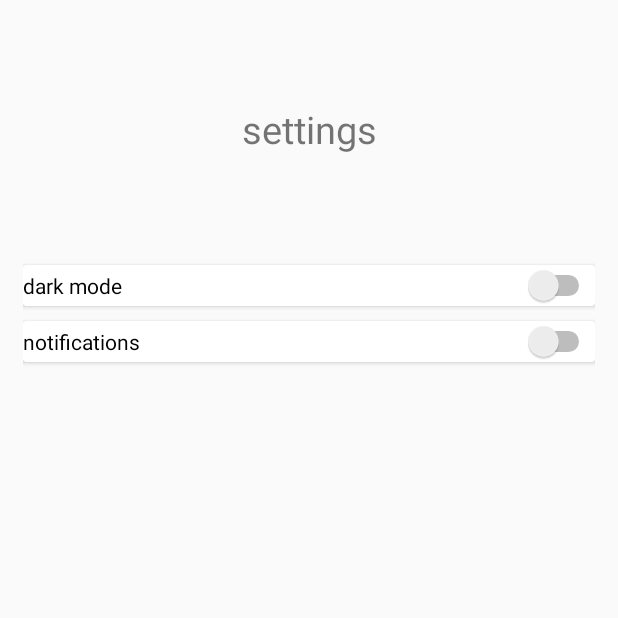
After one commit to OmerYs/Calendar-OY, an Android app: the SettingsPage screen opened directly, with no data from a screen before it, on a phone screen of 412 x 824 dp, the top half of it. The commit adds this screen. Run offline under Robolectric (Android 15) with nearby library versions, the light colour scheme and no system bars.

Commit message:
sharedprefrences

```diff
--- a/app/src/main/AndroidManifest.xml
+++ b/app/src/main/AndroidManifest.xml
@@ -9,6 +9,9 @@
         android:roundIcon="@mipmap/ic_launcher_round"
         android:supportsRtl="true"
         android:theme="@style/Theme.CalendarOY">
+        <activity
+            android:name=".SettingsPage"
+            android:exported="false" />
         <activity
             android:name=".BucketList"
             android:exported="false">
--- /dev/null
+++ b/app/src/main/java/com/example/calendar_oy/SettingsPage.java
@@ -0,0 +1,59 @@
+package com.example.calendar_oy;
+
+import androidx.appcompat.app.AppCompatActivity;
+
+import android.content.Intent;
+import android.os.Bundle;
+import android.widget.CompoundButton;
+import android.widget.Switch;
+
+import java.util.Set;
+
+public class SettingsPage extends AppCompatActivity {
+    private Switch darkModeSwitch;
+    public SharedPref sharedPref;
+
+    @Override
+    protected void onCreate(Bundle savedInstanceState) {
+        sharedPref = new SharedPref(this);
+        if (sharedPref.loadNightModeState()==true){
+            setTheme(R.style.Theme_CalendarOYDark);
+        }
+        else{
+            setTheme(R.style.Theme_CalendarOY);
+        }
+        super.onCreate(savedInstanceState);
+        setContentView(R.layout.activity_settings_page);
+
+        darkModeSwitch = findViewById(R.id.darkMode_switch);
+
+        if(sharedPref.loadNightModeState() == true){
+            darkModeSwitch.setChecked(true);
+        }
+        darkModeSwitch.setOnCheckedChangeListener(new CompoundButton.OnCheckedChangeListener() {
+            @Override
+            public void onCheckedChanged(CompoundButton compoundButton, boolean isChecked) {
+                if(isChecked){
+                    sharedPref.setNightModeState(true);
+                }
+                else{
+                    sharedPref.setNightModeState(false);
+                }
+                restartApp();
+            }
+        });
+    }
+
+    @Override
+    public void onBackPressed() {
+        Intent i = new Intent(getApplicationContext(),MainActivity.class);
+        startActivity(i);
+        finish();
+    }
+
+     public void restartApp(){
+        Intent i = new Intent(getApplicationContext(),SettingsPage.class);
+        startActivity(i);
+        finish();
+    }
+}
--- /dev/null
+++ b/app/src/main/java/com/example/calendar_oy/SharedPref.java
@@ -0,0 +1,21 @@
+package com.example.calendar_oy;
+
+    import android.content.Context;
+    import android.content.SharedPreferences;
+
+public class SharedPref {
+    SharedPreferences mySharedPref;
+
+    public SharedPref(Context context){
+        mySharedPref = context.getSharedPreferences("filename", Context.MODE_PRIVATE);
+    }
+    public void setNightModeState(Boolean state){
+        SharedPreferences.Editor editor = mySharedPref.edit();
+        editor.putBoolean("NightMode", state);
+        editor.commit();
+    }
+    public Boolean loadNightModeState(){
+        Boolean state = mySharedPref.getBoolean("NightMode",false);
+        return state;
+    }
+}
--- a/app/src/main/res/layout/activity_main.xml
+++ b/app/src/main/res/layout/activity_main.xml
@@ -18,7 +18,8 @@
             android:layout_width="match_parent"
             android:layout_height="0dp"
             android:layout_weight="2"
-            android:gravity="center">
+            android:gravity="center"
+            android:background="?attr/colorPrimary">
 
             <TextView
                 android:layout_width="wrap_content"
@@ -70,7 +71,6 @@
                         android:layout_height="wrap_content"
                         android:layout_gravity="center_horizontal"
                         android:text="bucket"
-                        android:textColor="@color/material_dynamic_neutral80"
                         android:textAlignment="center"
                         android:textSize="30sp">
 
--- /dev/null
+++ b/app/src/main/res/layout/activity_settings_page.xml
@@ -0,0 +1,67 @@
+<?xml version="1.0" encoding="utf-8"?>
+<androidx.constraintlayout.widget.ConstraintLayout xmlns:android="http://schemas.android.com/apk/res/android"
+    xmlns:app="http://schemas.android.com/apk/res-auto"
+    xmlns:tools="http://schemas.android.com/tools"
+    android:layout_width="match_parent"
+    android:layout_height="match_parent"
+    tools:context=".SettingsPage">
+
+    <LinearLayout
+        android:layout_width="match_parent"
+        android:layout_height="match_parent"
+        android:padding="15dp"
+        android:orientation="vertical"
+        android:weightSum="10"
+        android:background="?attr/colorPrimary">
+
+        <RelativeLayout
+            android:layout_width="match_parent"
+            android:layout_height="0dp"
+            android:layout_weight="2">
+
+            <TextView
+                android:layout_width="match_parent"
+                android:layout_height="match_parent"
+                android:gravity="center"
+                android:text="settings"
+                android:textSize="25dp">
+
+            </TextView>
+
+        </RelativeLayout>
+
+        <androidx.cardview.widget.CardView
+            android:layout_width="match_parent"
+            android:layout_height="wrap_content"
+            android:padding="15dp"
+            android:layout_marginTop="20dp">
+
+            <Switch
+                android:id="@+id/darkMode_switch"
+                android:layout_width="match_parent"
+                android:layout_height="wrap_content"
+                android:text="dark mode">
+
+            </Switch>
+
+        </androidx.cardview.widget.CardView>
+
+        <androidx.cardview.widget.CardView
+            android:layout_width="match_parent"
+            android:layout_height="wrap_content"
+            android:padding="15dp"
+            android:layout_marginTop="10dp">
+
+            <Switch
+                android:layout_width="match_parent"
+                android:layout_height="wrap_content"
+                android:text="notifications">
+
+            </Switch>
+
+        </androidx.cardview.widget.CardView>
+
+
+
+    </LinearLayout>
+</androidx.constraintlayout.widget.ConstraintLayout>
--- a/app/src/main/res/values-night/themes.xml
+++ /dev/null
@@ -1,16 +0,0 @@
-<resources xmlns:tools="http://schemas.android.com/tools">
-    <!-- Base application theme. -->
-    <style name="Theme.CalendarOY" parent="Theme.MaterialComponents.DayNight.DarkActionBar">
-        <!-- Primary brand color. -->
-        <item name="colorPrimary">@color/purple_200</item>
-        <item name="colorPrimaryVariant">@color/purple_700</item>
-        <item name="colorOnPrimary">@color/black</item>
-        <!-- Secondary brand color. -->
-        <item name="colorSecondary">@color/teal_200</item>
-        <item name="colorSecondaryVariant">@color/teal_200</item>
-        <item name="colorOnSecondary">@color/black</item>
-        <!-- Status bar color. -->
-        <item name="android:statusBarColor" tools:targetApi="l">?attr/colorPrimaryVariant</item>
-        <!-- Customize your theme here. -->
-    </style>
-</resources>
--- a/app/src/main/res/values/colors.xml
+++ b/app/src/main/res/values/colors.xml
@@ -1,10 +1,21 @@
 <?xml version="1.0" encoding="utf-8"?>
 <resources>
-    <color name="purple_200">#FFBB86FC</color>
-    <color name="purple_500">#FF6200EE</color>
-    <color name="purple_700">#FF3700B3</color>
-    <color name="teal_200">#FF03DAC5</color>
-    <color name="teal_700">#FF018786</color>
+    <!--light-->
+    <color name="primary">#FFFAFAFA</color>
+    <color name="primary_variant">#FFE4E5F1</color>
+    <color name="secondary">#FFD2D3DB</color>
+    <color name="background">#FF9394A5</color>
+    <color name="surface">#FF484B6A</color>
+
+    <!--dark-->
+    <color name="primary_dark">#FF121212</color>
+    <color name="primary_variant_dark">#FF3700B3</color>
+    <color name="secondary_dark">#03DAC6</color>
+    <color name="background_dark">#FFBB86FC</color>
+    <color name="surface_dark">#FF121212</color>
+
+    <!--misc-->
     <color name="black">#FF000000</color>
     <color name="white">#FFFFFFFF</color>
+
 </resources>
--- a/app/src/main/res/values/themes.xml
+++ b/app/src/main/res/values/themes.xml
@@ -1,16 +1,36 @@
 <resources xmlns:tools="http://schemas.android.com/tools">
-    <!-- Base application theme. -->
+    <!-- Base application theme -->
     <style name="Theme.CalendarOY" parent="Theme.MaterialComponents.DayNight.DarkActionBar">
+        <item name="android:windowDisablePreview">true</item>
         <!-- Primary brand color. -->
-        <item name="colorPrimary">@color/purple_500</item>
-        <item name="colorPrimaryVariant">@color/purple_700</item>
+        <item name="colorPrimary">@color/primary</item>
+        <item name="colorPrimaryVariant">@color/primary_variant</item>
         <item name="colorOnPrimary">@color/white</item>
         <!-- Secondary brand color. -->
-        <item name="colorSecondary">@color/teal_200</item>
-        <item name="colorSecondaryVariant">@color/teal_700</item>
+        <item name="colorSecondary">@color/secondary</item>
+        <item name="colorSecondaryVariant">@color/secondary</item>
         <item name="colorOnSecondary">@color/black</item>
         <!-- Status bar color. -->
         <item name="android:statusBarColor" tools:targetApi="l">?attr/colorPrimaryVariant</item>
+        <item name="windowActionBar">false</item>
+        <item name="windowNoTitle">true</item>
+        <!-- Customize your theme here. -->
+    </style>
+
+        <!--Dark mode theme-->
+    <style name="Theme.CalendarOYDark" parent="Theme.MaterialComponents.DayNight.DarkActionBar">
+        <!-- Primary brand color. -->
+        <item name="colorPrimary">@color/primary_dark</item>
+        <item name="colorPrimaryVariant">@color/primary_variant_dark</item>
+        <item name="colorOnPrimary">@color/black</item>
+        <!-- Secondary brand color. -->
+        <item name="colorSecondary">@color/secondary</item>
+        <item name="colorSecondaryVariant">@color/secondary</item>
+        <item name="colorOnSecondary">@color/black</item>
+        <!-- Status bar color. -->
+        <item name="android:statusBarColor" tools:targetApi="l">?attr/colorPrimaryVariant</item>
+        <item name="windowActionBar">false</item>
+        <item name="windowNoTitle">true</item>
         <!-- Customize your theme here. -->
     </style>
 </resources>
```
Also changed, not shown: app/src/main/java/com/example/calendar_oy/MainActivity.java (+45 -1 lines).
